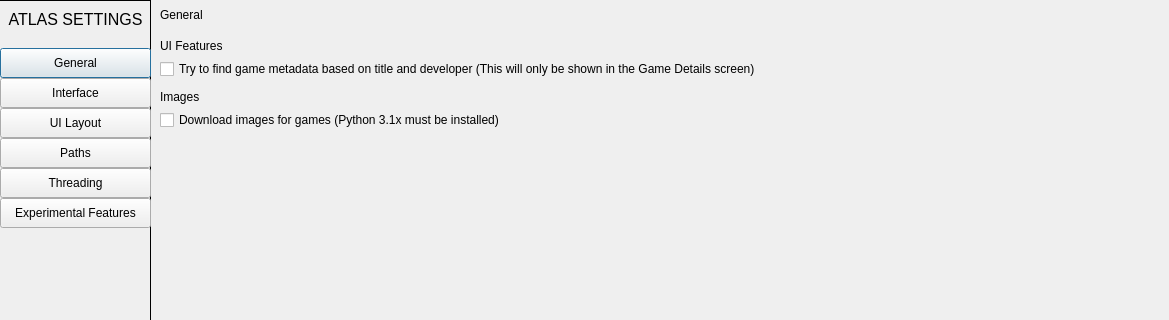
The window that atlas/ui/dialog/SettingsDialog.ui (KJNeko/Atlas) describes before a commit, drawn with Qt 5; both pictures show x 0 to 1169 and y 0 to 320 of the 1169 by 700 pixel window.
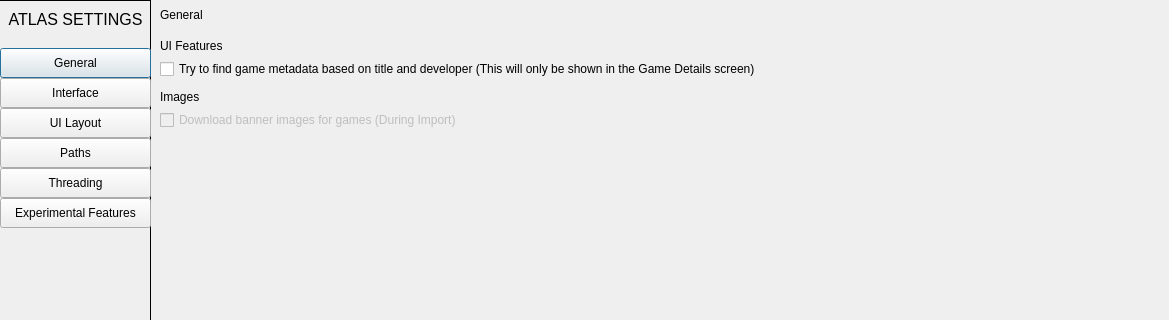
The same window after the commit. The open tabs and pages were chosen to show the change. Icons and pictures are not drawn.

```diff
--- a/atlas/ui/dialog/SettingsDialog.ui
+++ b/atlas/ui/dialog/SettingsDialog.ui
@@ -2384,9 +2384,12 @@
           </widget>
          </item>
          <item row="4" column="0">
-          <widget class="QCheckBox" name="checkBox_6">
+          <widget class="QCheckBox" name="cbExpBannerDownload">
+           <property name="enabled">
+            <bool>false</bool>
+           </property>
            <property name="text">
-            <string>Download images for games (Python 3.1x must be installed)</string>
+            <string>Download banner images for games (During Import)</string>
            </property>
           </widget>
          </item>
```
Left out of the diff: 6 changed lines with no effect on the pictures.
